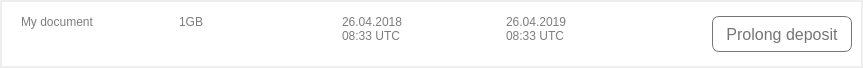
Before: the Qt Designer form memority/ui/file.ui in Memority/memority, drawn with Qt 5.
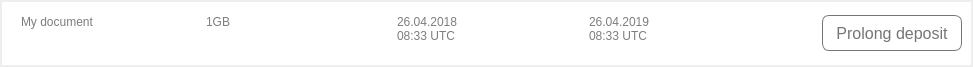
After: the same form once the commit is applied. Icons and pictures are not drawn.

Patch:
```diff
--- a/memority/ui/file.ui
+++ b/memority/ui/file.ui
@@ -6,8 +6,8 @@
    <rect>
     <x>0</x>
     <y>0</y>
-    <width>863</width>
-    <height>68</height>
+    <width>973</width>
+    <height>67</height>
    </rect>
   </property>
   <property name="windowTitle">
@@ -82,7 +82,7 @@
      <property name="minimumSize">
       <size>
        <width>0</width>
-       <height>4</height>
+       <height>45</height>
       </size>
      </property>
      <property name="styleSheet">
```
